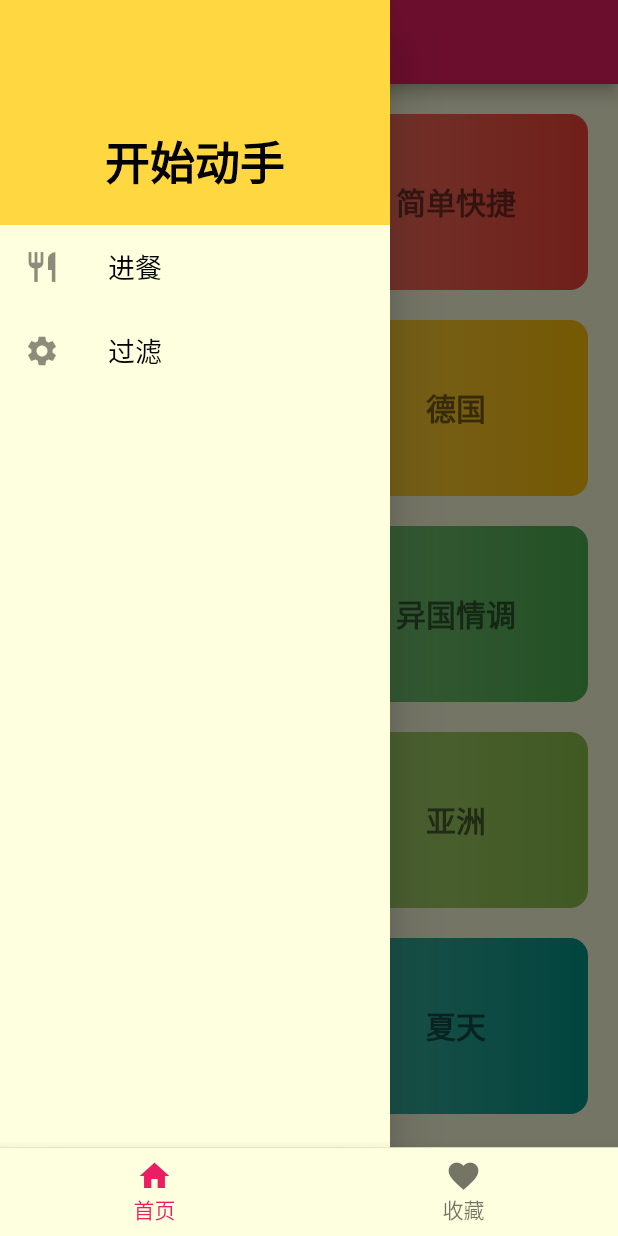
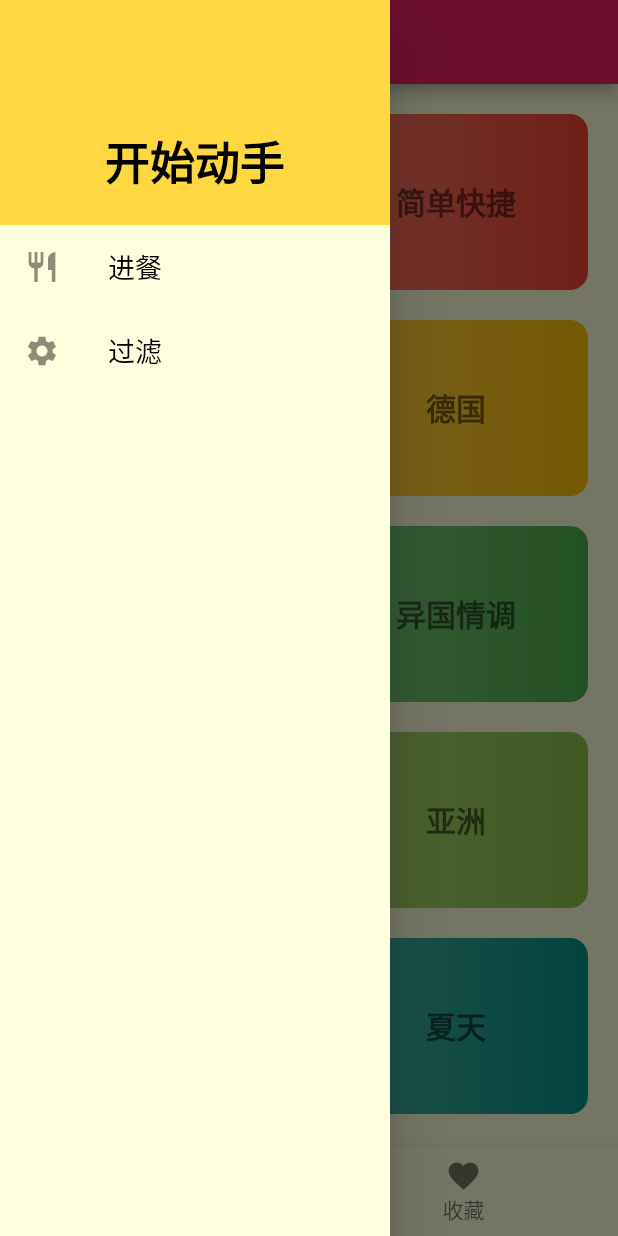
Before and after one commit to penguinDoctor/food_project, a Flutter app: the screen it shows after launch, with the side drawer open, on a phone screen of 412 x 824 dp. Run offline on Flutter 3.47's test engine with Material 2 defaults, Android fonts, the phone set to English and light mode, and no system bars; our stand-ins replace dio.

Commit message:
update code

```diff
--- a/lib/UI/pages/home/home.dart
+++ b/lib/UI/pages/home/home.dart
@@ -8,20 +8,17 @@ class FXHomeScreen extends StatefulWidget {
 }
 
 class _FXHomeScreenState extends State<FXHomeScreen> {
-
   @override
   Widget build(BuildContext context) {
     return Scaffold(
       appBar: AppBar(
-        title: Text("美食广场"),
-        leading: Builder(builder: (ctx){
-          return IconButton(icon: Icon(Icons.settings), onPressed: (){
-            Scaffold.of(ctx).openDrawer();
-          });
-        }),
-      ),
+          title: Text("美食广场"),
+          leading: IconButton(
+              icon: Icon(Icons.build),
+              onPressed: () {
+                Scaffold.of(context).openDrawer();
+              })),
       body: FXHomeContent(),
-      drawer: FXHomeSettingPage()
     );
   }
 }
--- a/lib/UI/pages/main/main.dart
+++ b/lib/UI/pages/main/main.dart
@@ -1,7 +1,7 @@
 import 'package:flutter/material.dart';
 import 'package:favorcate/UI/pages/favor/favor.dart';
 import 'package:favorcate/UI/pages/home/home.dart';
-
+import 'package:favorcate/UI/pages/home/home_setting.dart';
 class FXMainScreen extends StatefulWidget {
   static final String MainPage = "/";
 
@@ -34,6 +34,8 @@ class _FXMainScreenState extends State<FXMainScreen> {
         selectedFontSize: 14,
         unselectedFontSize: 14,
       ),
+      drawer: FXHomeSettingPage(),
+
     );
   }
 }
```
